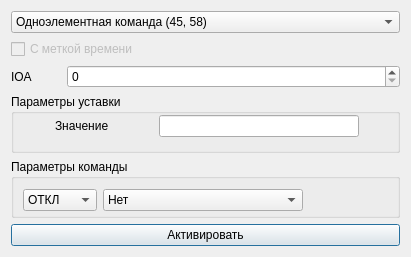
Qt form cmddialog.ui (MicroKoder/QIEC104) before a commit.
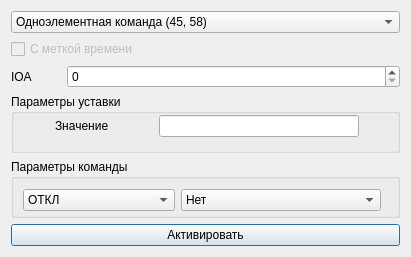
The same form after that commit.

```diff
--- a/cmddialog.ui
+++ b/cmddialog.ui
@@ -177,7 +177,7 @@
        <rect>
         <x>12</x>
         <y>29</y>
-        <width>280</width>
+        <width>358</width>
         <height>24</height>
        </rect>
       </property>
@@ -186,7 +186,7 @@
         <widget class="QComboBox" name="comboBox_cmdValue">
          <property name="minimumSize">
           <size>
-           <width>50</width>
+           <width>150</width>
            <height>0</height>
           </size>
          </property>
```
Left out of the diff: 8 changed lines with no effect on the pictures.
